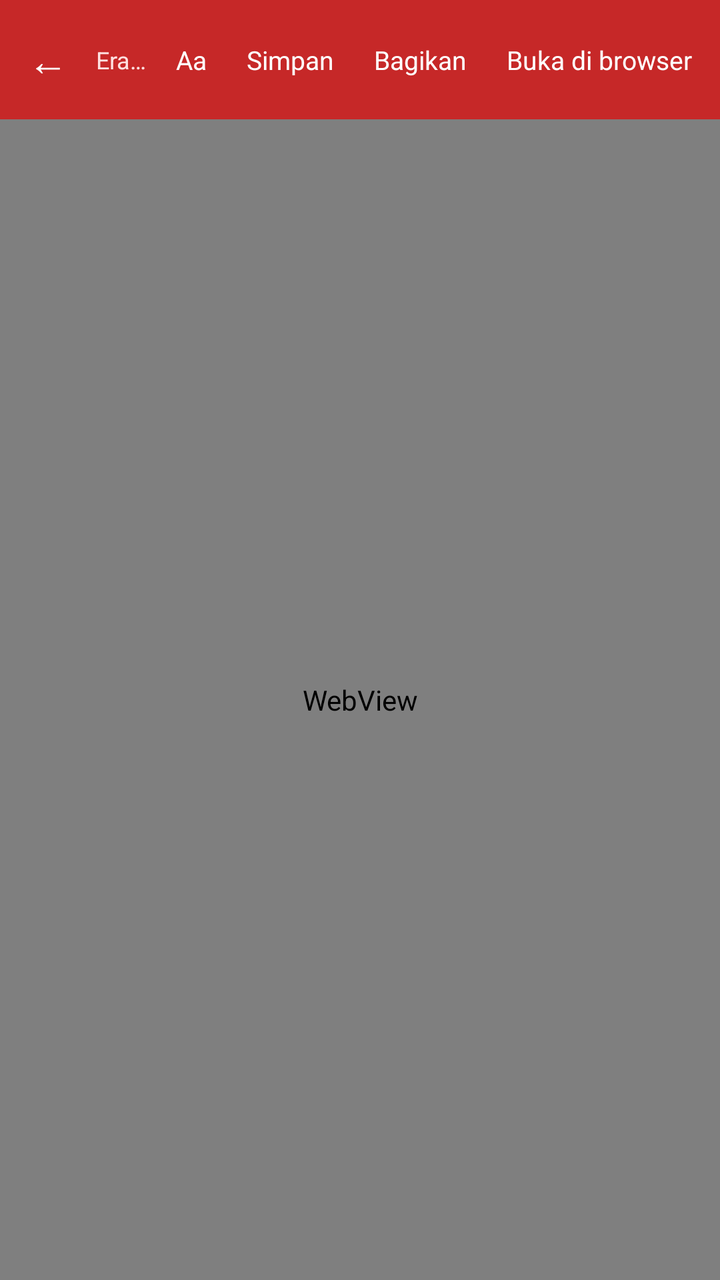
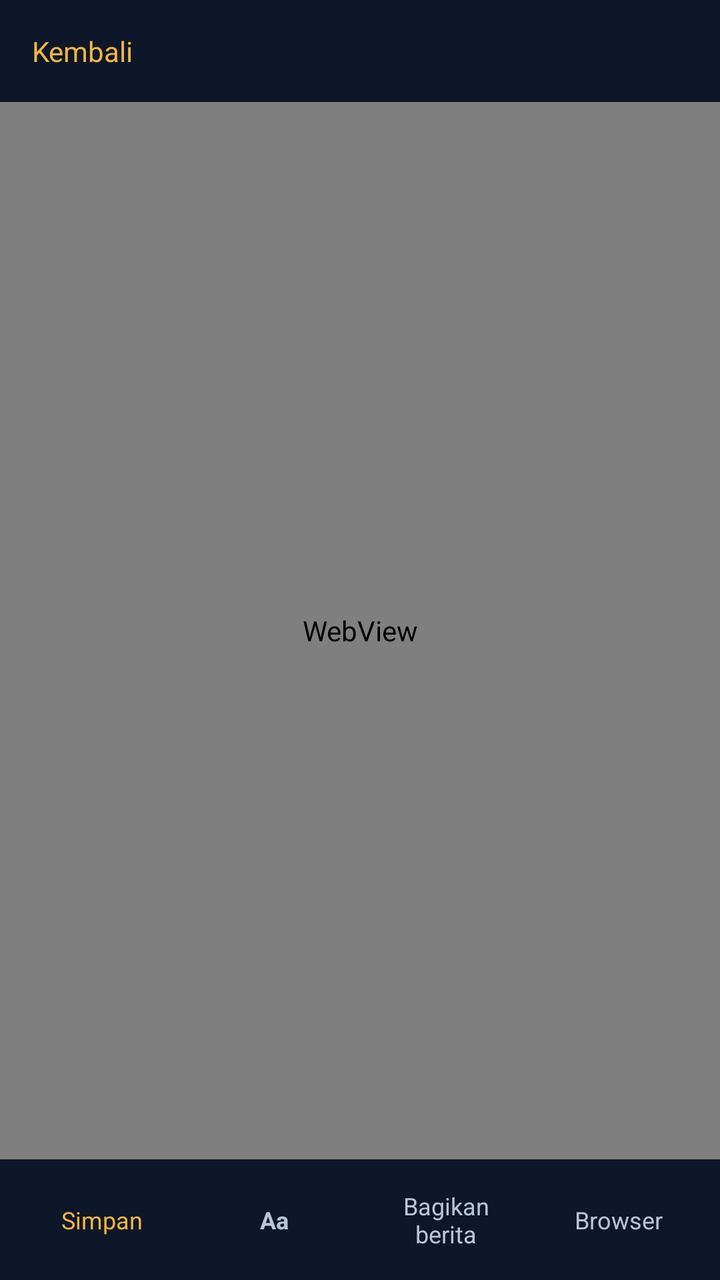

Screens rendered from an Android XML layout before and after an edit, with the pre-edit source and the edit as a unified diff.
<!-- AndroidManifest.xml: application theme Tema -->
<!-- res/layout/activity_reader.xml -->
<?xml version="1.0" encoding="utf-8"?>
<LinearLayout xmlns:android="http://schemas.android.com/apk/res/android"
    android:layout_width="match_parent"
    android:layout_height="match_parent"
    android:orientation="vertical"
    android:background="@color/latar">

    <LinearLayout
        android:layout_width="match_parent"
        android:layout_height="wrap_content"
        android:orientation="horizontal"
        android:gravity="center_vertical"
        android:background="@color/merah"
        android:paddingLeft="4dp"
        android:paddingRight="4dp"
        android:paddingTop="6dp"
        android:paddingBottom="6dp">

        <TextView
            android:id="@+id/tombol_kembali"
            android:layout_width="wrap_content"
            android:layout_height="wrap_content"
            android:padding="10dp"
            android:text="@string/panah_kembali"
            android:textColor="@color/kepala_teks"
            android:textSize="20sp" />

        <TextView
            android:id="@+id/label_sumber"
            android:layout_width="0dp"
            android:layout_height="wrap_content"
            android:layout_weight="1"
            android:ellipsize="end"
            android:maxLines="1"
            android:paddingLeft="4dp"
            android:text="@string/sumber"
            android:textColor="@color/kepala_sub"
            android:textSize="12sp" />

        <TextView
            android:id="@+id/tombol_ukuran"
            android:layout_width="wrap_content"
            android:layout_height="wrap_content"
            android:padding="10dp"
            android:text="@string/ukuran_huruf"
            android:textColor="@color/kepala_teks"
            android:textSize="13sp" />

        <TextView
            android:id="@+id/tombol_simpan"
            android:layout_width="wrap_content"
            android:layout_height="wrap_content"
            android:padding="10dp"
            android:text="@string/simpan"
            android:textColor="@color/kepala_teks"
            android:textSize="13sp" />

        <TextView
            android:id="@+id/tombol_bagikan"
            android:layout_width="wrap_content"
            android:layout_height="wrap_content"
            android:padding="10dp"
            android:text="@string/berbagi"
            android:textColor="@color/kepala_teks"
            android:textSize="13sp" />

        <TextView
            android:id="@+id/tombol_browser"
            android:layout_width="wrap_content"
            android:layout_height="wrap_content"
            android:padding="10dp"
            android:text="@string/buka_browser"
            android:textColor="@color/kepala_teks"
            android:textSize="13sp" />
    </LinearLayout>

    <ProgressBar
        android:id="@+id/muat"
        style="?android:attr/progressBarStyleHorizontal"
        android:layout_width="match_parent"
        android:layout_height="wrap_content"
        android:max="100"
        android:visibility="gone" />

    <WebView
        android:id="@+id/web"
        android:layout_width="match_parent"
        android:layout_height="0dp"
        android:layout_weight="1" />
</LinearLayout>
<!-- resources referenced by this layout -->
<resources>
  <color name="kepala_sub">#FFE0E0</color>
  <color name="kepala_teks">#FFFFFF</color>
  <color name="latar">#FFFFFF</color>
  <color name="merah">#C62828</color>
  <string name="berbagi">Bagikan</string>
  <string name="buka_browser">Buka di browser</string>
  <string name="panah_kembali">←</string>
  <string name="simpan">Simpan</string>
  <string name="sumber">Eraai Daily News</string>
  <string name="ukuran_huruf">Aa</string>
  <style name="Tema" parent="@android:style/Theme.Material.Light.NoActionBar">
          <item name="android:colorPrimary">#C62828</item>
          <item name="android:colorPrimaryDark">#8E1B1B</item>
          <item name="android:colorAccent">#C62828</item>
          <item name="android:windowBackground">#FFFFFF</item>
      </style>
</resources>

<!-- the commit's change to res/layout/activity_reader.xml (unified diff, before → after) -->
@@ -1,29 +1,31 @@
 <?xml version="1.0" encoding="utf-8"?>
 <LinearLayout xmlns:android="http://schemas.android.com/apk/res/android"
+    android:id="@+id/akar"
     android:layout_width="match_parent"
     android:layout_height="match_parent"
     android:orientation="vertical"
     android:background="@color/latar">
 
     <LinearLayout
+        android:id="@+id/kepala_reader"
         android:layout_width="match_parent"
         android:layout_height="wrap_content"
+        android:background="@color/latar_lembut"
+        android:gravity="center_vertical"
         android:orientation="horizontal"
-        android:gravity="center_vertical"
-        android:background="@color/merah"
-        android:paddingLeft="4dp"
-        android:paddingRight="4dp"
-        android:paddingTop="6dp"
-        android:paddingBottom="6dp">
+        android:paddingLeft="8dp"
+        android:paddingRight="10dp"
+        android:paddingTop="8dp"
+        android:paddingBottom="8dp">
 
         <TextView
             android:id="@+id/tombol_kembali"
             android:layout_width="wrap_content"
             android:layout_height="wrap_content"
-            android:padding="10dp"
-            android:text="@string/panah_kembali"
-            android:textColor="@color/kepala_teks"
-            android:textSize="20sp" />
+            android:padding="8dp"
+            android:text="@string/kembali"
+            android:textColor="@color/aksen"
+            android:textSize="14sp" />
 
         <TextView
             android:id="@+id/label_sumber"
@@ -32,59 +34,83 @@
             android:layout_weight="1"
             android:ellipsize="end"
             android:maxLines="1"
-            android:paddingLeft="4dp"
-            android:text="@string/sumber"
-            android:textColor="@color/kepala_sub"
+            android:textColor="@color/teks2"
+            android:textSize="12sp" />
+    </LinearLayout>
+
+    <FrameLayout
+        android:layout_width="match_parent"
+        android:layout_height="0dp"
+        android:layout_weight="1">
+
+        <WebView
+            android:id="@+id/web"
+            android:layout_width="match_parent"
+            android:layout_height="match_parent" />
+
+        <ProgressBar
+            android:id="@+id/muat"
+            style="?android:attr/progressBarStyleHorizontal"
+            android:layout_width="match_parent"
+            android:layout_height="3dp"
+            android:indeterminateTint="@color/aksen"
+            android:visibility="gone" />
+    </FrameLayout>
+
+    <LinearLayout
+        android:layout_width="match_parent"
+        android:layout_height="wrap_content"
+        android:background="@color/latar_lembut"
+        android:gravity="center_vertical"
+        android:orientation="horizontal"
+        android:paddingLeft="8dp"
+        android:paddingRight="8dp"
+        android:paddingTop="9dp"
+        android:paddingBottom="9dp">
+
+        <TextView
+            android:id="@+id/tombol_simpan"
+            android:layout_width="0dp"
+            android:layout_height="wrap_content"
+            android:layout_weight="1"
+            android:gravity="center"
+            android:padding="6dp"
+            android:text="@string/simpan"
+            android:textColor="@color/aksen"
             android:textSize="12sp" />
 
         <TextView
             android:id="@+id/tombol_ukuran"
-            android:layout_width="wrap_content"
+            android:layout_width="0dp"
             android:layout_height="wrap_content"
-            android:padding="10dp"
-            android:text="@string/ukuran_huruf"
-            android:textColor="@color/kepala_teks"
-            android:textSize="13sp" />
-
-        <TextView
-            android:id="@+id/tombol_simpan"
-            android:layout_width="wrap_content"
-            android:layout_height="wrap_content"
-            android:padding="10dp"
-            android:text="@string/simpan"
-            android:textColor="@color/kepala_teks"
-            android:textSize="13sp" />
+            android:layout_weight="1"
+            android:gravity="center"
+            android:padding="6dp"
+            android:text="@string/ukuran"
+            android:textColor="@color/teks2"
+            android:textSize="12sp"
+            android:textStyle="bold" />
 
         <TextView
             android:id="@+id/tombol_bagikan"
-            android:layout_width="wrap_content"
+            android:layout_width="0dp"
             android:layout_height="wrap_content"
-            android:padding="10dp"
+            android:layout_weight="1"
+            android:gravity="center"
+            android:padding="6dp"
             android:text="@string/berbagi"
-            android:textColor="@color/kepala_teks"
-            android:textSize="13sp" />
+            android:textColor="@color/teks2"
+            android:textSize="12sp" />
 
         <TextView
             android:id="@+id/tombol_browser"
-            android:layout_width="wrap_content"
+            android:layout_width="0dp"
             android:layout_height="wrap_content"
-            android:padding="10dp"
-            android:text="@string/buka_browser"
-            android:textColor="@color/kepala_teks"
-            android:textSize="13sp" />
+            android:layout_weight="1"
+            android:gravity="center"
+            android:padding="6dp"
+            android:text="@string/browser"
+            android:textColor="@color/teks2"
+            android:textSize="12sp" />
     </LinearLayout>
-
-    <ProgressBar
-        android:id="@+id/muat"
-        style="?android:attr/progressBarStyleHorizontal"
-        android:layout_width="match_parent"
-        android:layout_height="wrap_content"
-        android:max="100"
-        android:visibility="gone" />
-
-    <WebView
-        android:id="@+id/web"
-        android:layout_width="match_parent"
-        android:layout_height="0dp"
-        android:layout_weight="1" />
 </LinearLayout>
<!-- resource entries referenced after the edit -->
@@ -1,20 +1,23 @@
 <!-- resources referenced by this layout -->
 <resources>
-  <color name="kepala_sub">#FFE0E0</color>
-  <color name="kepala_teks">#FFFFFF</color>
-  <color name="latar">#FFFFFF</color>
-  <color name="merah">#C62828</color>
-  <string name="berbagi">Bagikan</string>
-  <string name="buka_browser">Buka di browser</string>
-  <string name="panah_kembali">←</string>
+  <color name="aksen">#F2B544</color>
+  <color name="latar">#0B1220</color>
+  <color name="latar_lembut">#0E1729</color>
+  <color name="teks2">#B9C4D8</color>
+  <string name="berbagi">Bagikan berita</string>
+  <string name="browser">Browser</string>
+  <string name="kembali">Kembali</string>
   <string name="simpan">Simpan</string>
-  <string name="sumber">Eraai Daily News</string>
-  <string name="ukuran_huruf">Aa</string>
-  <style name="Tema" parent="@android:style/Theme.Material.Light.NoActionBar">
-          <item name="android:colorPrimary">#C62828</item>
-          <item name="android:colorPrimaryDark">#8E1B1B</item>
-          <item name="android:colorAccent">#C62828</item>
-          <item name="android:windowBackground">#FFFFFF</item>
+  <string name="ukuran">Aa</string>
+  <style name="Tema" parent="@android:style/Theme.Material.NoActionBar">
+          <item name="android:colorPrimary">#0B1220</item>
+          <item name="android:colorPrimaryDark">#0B1220</item>
+          <item name="android:colorAccent">#F2B544</item>
+          <item name="android:windowBackground">#0B1220</item>
+          <item name="android:statusBarColor">#0B1220</item>
+          <item name="android:navigationBarColor">#0B1220</item>
+          <item name="android:textColorPrimary">#E8EDF6</item>
+          <item name="android:textColorSecondary">#B9C4D8</item>
       </style>
 </resources>
 
